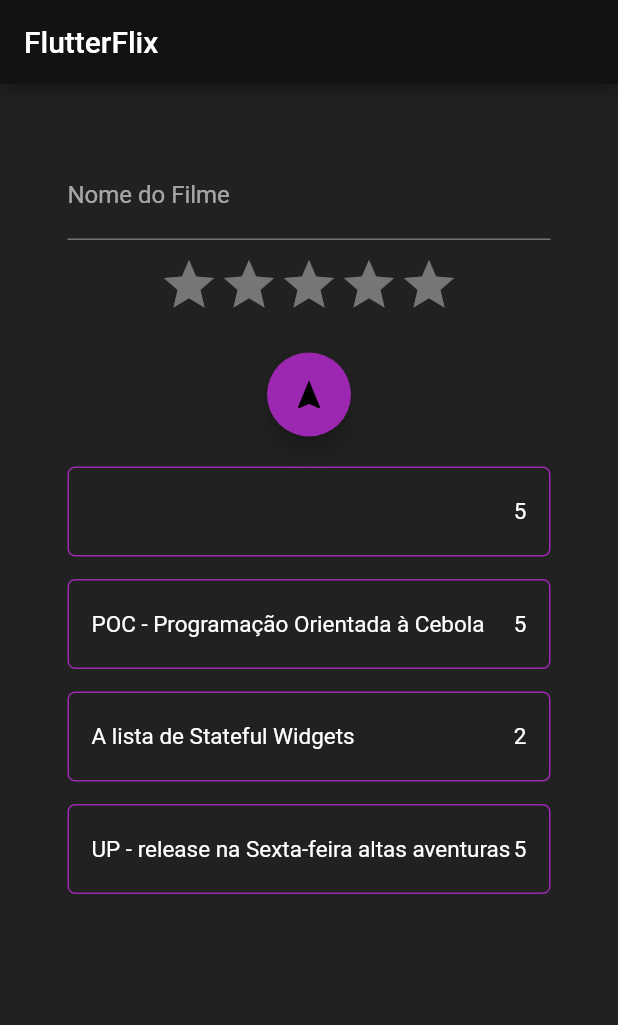
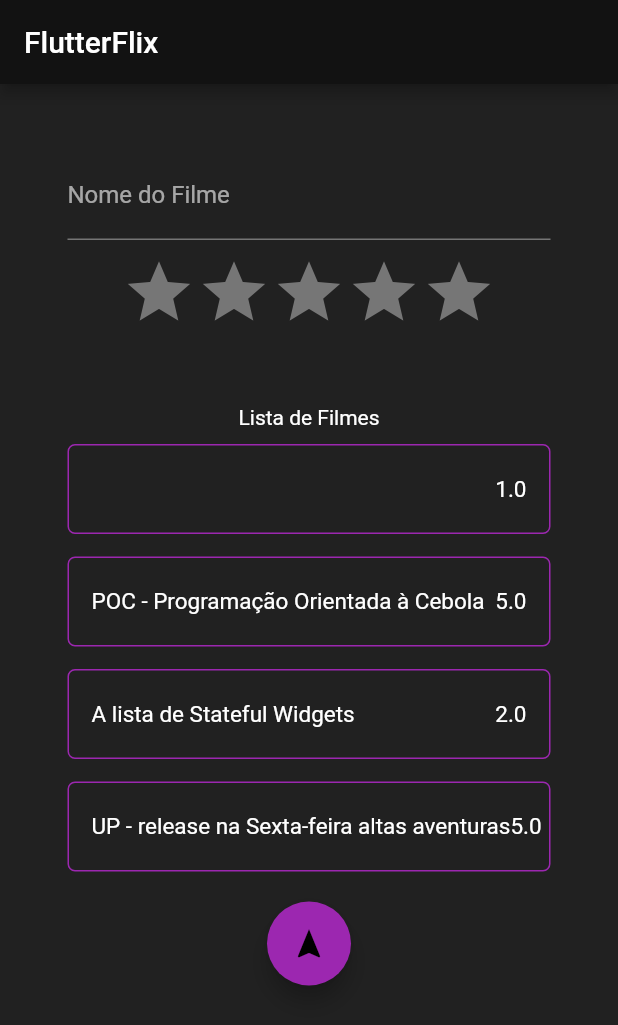
Before and after one commit to ContagiousMisfit/Movie_Rating, a Flutter app: the screen it shows after launch, after a tap on the "navigation" icon, on a phone screen of 412 x 824 dp. Shown: the top 1025 px of the screen. Run offline on Flutter 3.47's test engine with Material 2 defaults, Android fonts, the phone set to English and light mode, and no system bars; drawn by our look-alikes of flutter_rating_bar.

Commit message:
Refactoring some code and adding style

```diff
--- a/lib/model/movie_model.dart
+++ b/lib/model/movie_model.dart
@@ -1,6 +1,6 @@
 class MovieModel {
   String? movieName;
-  String? movieRating;
+  double? movieRating;
 
   MovieModel({required this.movieName, required this.movieRating});
 }
--- a/lib/pages/list_page.dart
+++ b/lib/pages/list_page.dart
@@ -16,17 +16,18 @@ class ListPage extends StatefulWidget {
 class _ListPageState extends State<ListPage> {
   TextEditingController movieNameController = TextEditingController();
   FocusNode movieNameFocus = FocusNode();
+  double movieRating = 1;
 
   List<MovieModel> movieList = [
     MovieModel(
-        movieName: 'POC - Programação Orientada à Cebola', movieRating: '5'),
-    MovieModel(movieName: 'A lista de Stateful Widgets', movieRating: '2'),
+        movieName: 'POC - Programação Orientada à Cebola', movieRating: 5),
+    MovieModel(movieName: 'A lista de Stateful Widgets', movieRating: 2),
     MovieModel(
         movieName: 'UP - release na Sexta-feira altas aventuras',
-        movieRating: '5'),
+        movieRating: 5),
   ];
 
-  addNewMovie({required String? movieName, required String? movieRating}) {
+  addNewMovie({required String? movieName, required double? movieRating}) {
     setState(() {
       movieList.insert(
           0,
@@ -37,7 +38,7 @@ class _ListPageState extends State<ListPage> {
     });
   }
 
-  Future<void> _showDialog({String? movieName, String? movieRating}) async {
+  Future<void> _showDialog({String? movieName, double? movieRating}) async {
     return showDialog<void>(
         context: context,
         builder: (BuildContext context) {
@@ -64,21 +65,23 @@ class _ListPageState extends State<ListPage> {
             ),
             Center(
               child: RatingBar.builder(
+                itemSize: 50,
                 minRating: 1,
                 itemBuilder: (context, _) =>
-                    Icon(Icons.star, color: Colors.amber),
-                onRatingUpdate: (rating) {},
+                    const Icon(Icons.star, color: Colors.purpleAccent),
+                onRatingUpdate: (rating) => setState(() {
+                  movieRating = rating;
+                }),
               ),
             ),
             const SizedBox(
-              height: 25,
+              height: 50,
             ),
-            IsabelaButton(onPressed: () {
-              addNewMovie(
-                  movieName: movieNameController.text, movieRating: '5');
-            }),
+            Center(
+              child: const Text('Lista de Filmes'),
+            ),
             const SizedBox(
-              height: 20,
+              height: 10,
             ),
             ListView.separated(
               separatorBuilder: (BuildContext context, int index) {
@@ -98,12 +101,20 @@ class _ListPageState extends State<ListPage> {
                     },
                     child: IsabelaCard(
                       leftText: movieItem.movieName,
-                      rightText: movieItem.movieRating,
+                      rightText: movieItem.movieRating.toString(),
                     ),
                   ),
                 );
               }),
-            )
+            ),
+            const SizedBox(
+              height: 20,
+            ),
+            IsabelaButton(onPressed: () {
+              addNewMovie(
+                  movieName: movieNameController.text,
+                  movieRating: movieRating);
+            }),
           ],
         ),
       ),
```
